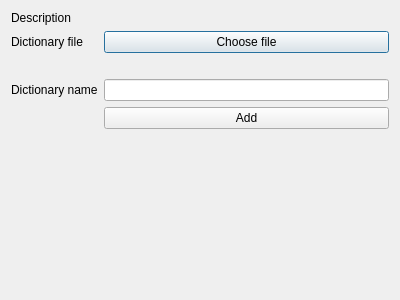
First picture: the form in designer/importer.ui, repository abdnh/anki-zim-reader, before the edit.
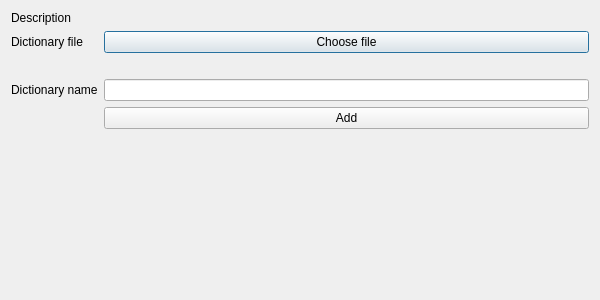
Second picture: the form after the edit.

Commit message:
Make filename label in import dialog span whole width
Also increase dialog width

Diff of the .ui file:
```diff
--- a/designer/importer.ui
+++ b/designer/importer.ui
@@ -6,7 +6,7 @@
    <rect>
     <x>0</x>
     <y>0</y>
-    <width>400</width>
+    <width>600</width>
     <height>300</height>
    </rect>
   </property>
@@ -38,16 +38,6 @@
      </property>
     </widget>
    </item>
-   <item row="5" column="0">
-    <widget class="QLabel" name="filenameLabel">
-     <property name="text">
-      <string/>
-     </property>
-     <property name="textInteractionFlags">
-      <set>Qt::LinksAccessibleByMouse|Qt::TextSelectableByMouse</set>
-     </property>
-    </widget>
-   </item>
    <item row="6" column="0">
     <widget class="QLabel" name="label_2">
      <property name="text">
@@ -65,6 +55,16 @@
      </property>
     </widget>
    </item>
+   <item row="5" column="0" colspan="2">
+    <widget class="QLabel" name="filenameLabel">
+     <property name="text">
+      <string/>
+     </property>
+     <property name="textInteractionFlags">
+      <set>Qt::LinksAccessibleByMouse|Qt::TextSelectableByMouse</set>
+     </property>
+    </widget>
+   </item>
   </layout>
  </widget>
  <resources/>
```
